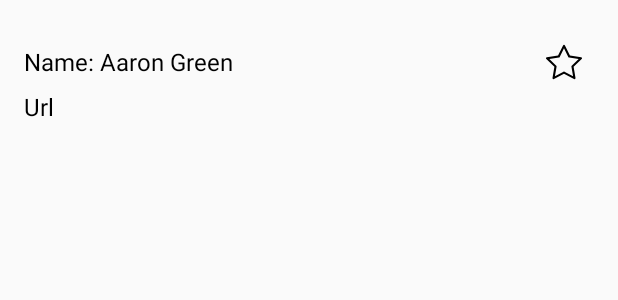
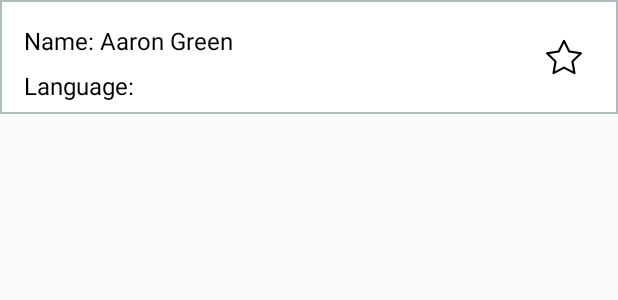
Before and after one commit to iaaron-green/Genesis-Test, an Android app: the layout item_repos.xml on its own in the app's theme, with its tools: preview values and no code run, on a phone screen of 412 x 824 dp. Shown: the top 300 px of the screen. Run offline under Robolectric (Android 15) with nearby library versions, the phone set to English and light mode, and no system bars.

Commit message:
Added field language to model

```diff
--- a/app/src/main/java/com/sverbusoft/genesis_test/data/features/repos/api/MockedReposApi.kt
+++ b/app/src/main/java/com/sverbusoft/genesis_test/data/features/repos/api/MockedReposApi.kt
@@ -13,14 +13,16 @@ class MockedReposApi : ReposApi {
                 "",
                 1470094,
                 "qwery",
-                "https://api.github.com/repos/ded/qwery"
+                "https://api.github.com/repos/ded/qwery",
+                "JS"
             ),
             ReposResponseItem(
                 "ded/ewq",
                 "",
                 1470095,
                 "ewq",
-                "https://api.github.com/repos/ded/ewq"
+                "https://api.github.com/repos/ded/ewq",
+                "JS"
             )
         ), 0)
 
--- a/app/src/main/java/com/sverbusoft/genesis_test/data/features/repos/dto/ReposResponseItem.kt
+++ b/app/src/main/java/com/sverbusoft/genesis_test/data/features/repos/dto/ReposResponseItem.kt
@@ -5,5 +5,6 @@ data class ReposResponseItem(
     val homepage: String?,
     val id: Int,
     val name: String,
-    val url: String
+    val url: String,
+    val language: String
 )
--- a/app/src/main/java/com/sverbusoft/genesis_test/data/features/repos/entity/ReposEntity.kt
+++ b/app/src/main/java/com/sverbusoft/genesis_test/data/features/repos/entity/ReposEntity.kt
@@ -9,6 +9,7 @@ data class ReposEntity (
     @PrimaryKey val id: Int,
     @ColumnInfo(name = "name") val name: String,
     @ColumnInfo(name = "full_name") val full_name: String,
+    @ColumnInfo(name = "language") val language: String,
     @ColumnInfo(name = "url") val url: String,
     @ColumnInfo(name = "homepage") val homepage: String?
 )
--- a/app/src/main/java/com/sverbusoft/genesis_test/data/features/repos/mapper/ReposDtoToDomainMapper.kt
+++ b/app/src/main/java/com/sverbusoft/genesis_test/data/features/repos/mapper/ReposDtoToDomainMapper.kt
@@ -11,6 +11,7 @@ class ReposDtoToDomainMapper: DtoMapper<ReposResponseItem, ReposModel> {
                 id,
                 name,
                 full_name,
+                language,
                 false,
                 url,
                 homepage
--- a/app/src/main/java/com/sverbusoft/genesis_test/data/features/repos/mapper/ReposModelToEntityMapper.kt
+++ b/app/src/main/java/com/sverbusoft/genesis_test/data/features/repos/mapper/ReposModelToEntityMapper.kt
@@ -11,6 +11,7 @@ class ReposModelToEntityMapper : EntityMapper<ReposEntity, ReposModel> {
                 id,
                 name,
                 full_name,
+                language,
                 true,
                 url,
                 homepage
@@ -19,7 +20,7 @@ class ReposModelToEntityMapper : EntityMapper<ReposEntity, ReposModel> {
 
     override fun mapToObject(source: ReposModel): ReposEntity =
         with(source) {
-            ReposEntity(id, name, full_name, url, homepage)
+            ReposEntity(id, name, full_name, language, url, homepage)
         }
 
 }
--- a/app/src/main/java/com/sverbusoft/genesis_test/domain/repos/model/ReposModel.kt
+++ b/app/src/main/java/com/sverbusoft/genesis_test/domain/repos/model/ReposModel.kt
@@ -4,6 +4,7 @@ data class ReposModel (
     val id: Int,
     val name: String,
     val full_name: String,
+    val language: String,
     var favorite: Boolean = false,
     val url: String,
     val homepage: String?
--- /dev/null
+++ b/app/src/main/res/drawable/item_border.xml
@@ -0,0 +1,6 @@
+<?xml version="1.0" encoding="UTF-8"?>
+<shape xmlns:android="http://schemas.android.com/apk/res/android">
+    <solid android:color="#FFFFFF"/>
+    <stroke android:width="1dp" android:color="#B1BCBE" />
+    <padding android:left="0dip" android:top="0dip" android:right="0dip" android:bottom="0dip" />
+</shape>
--- a/app/src/main/res/layout/item_repos.xml
+++ b/app/src/main/res/layout/item_repos.xml
@@ -14,13 +14,14 @@
 
     <androidx.constraintlayout.widget.ConstraintLayout
         android:layout_width="match_parent"
-        android:layout_height="wrap_content">
+        android:layout_height="wrap_content"
+        android:background="@drawable/item_border">
 
         <TextView
             android:id="@+id/tv_repos_name"
             android:layout_width="wrap_content"
             android:layout_height="wrap_content"
-            android:text="@{model.name}"
+            android:text="@{String.format(@string/repos_name, model.name)}"
             android:textColor="@android:color/black"
             android:textSize="16sp"
             android:layout_marginStart="16dp"
@@ -29,24 +30,24 @@
             app:layout_constraintHorizontal_bias="0.0"
             app:layout_constraintStart_toStartOf="parent"
             app:layout_constraintTop_toTopOf="parent"
-            app:layout_constraintVertical_bias="0.5"
+            app:layout_constraintVertical_bias="0.3"
             tools:text="Name: Aaron Green" />
 
         <TextView
             android:id="@+id/tv_repos_url"
             android:layout_width="wrap_content"
             android:layout_height="wrap_content"
-            android:text="@{model.url}"
-            android:textColor="@android:color/black"
+            android:text= "@{String.format(@string/repos_language, model.language)}"            android:textColor="@android:color/black"
             android:textSize="16sp"
             android:layout_marginStart="16dp"
             android:layout_marginTop="8dp"
+            android:layout_marginBottom="8dp"
             app:layout_constraintBottom_toBottomOf="parent"
             app:layout_constraintEnd_toEndOf="parent"
             app:layout_constraintHorizontal_bias="0.0"
             app:layout_constraintStart_toStartOf="parent"
             app:layout_constraintTop_toBottomOf="@+id/tv_repos_name"
-            tools:text="Url" />
+            tools:text="Language: " />
 
         <CheckBox
             android:id="@+id/iv_favorite"
--- a/app/src/main/res/values/strings.xml
+++ b/app/src/main/res/values/strings.xml
@@ -3,4 +3,6 @@
     <string name="title_activity_navigation">MainActivity</string>
     <string name="title_favorite">Favorite</string>
     <string name="title_repository">Repository</string>
+    <string name="repos_name">Name: %s</string>
+    <string name="repos_language">Language: %s</string>
 </resources>
```
Also changed, not shown: app/src/main/res/layout/item_favorite.xml (+8 -6 lines).
